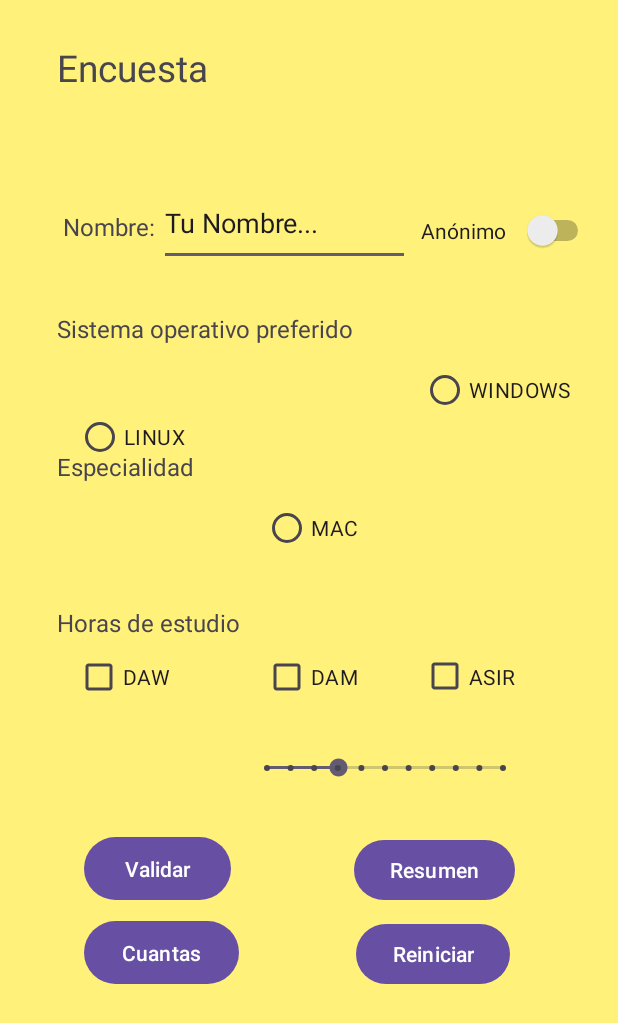
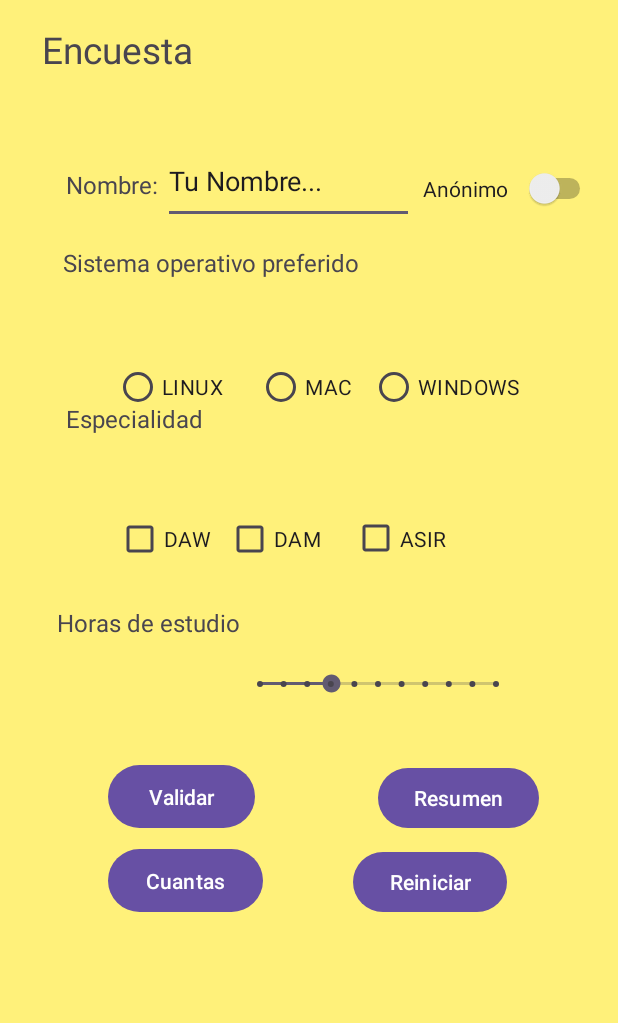
Before and after one commit to ricardoo08/REPO-PRO_MOVILES-23-24, an Android app: the layout activity_main.xml on its own in the app's theme, with its tools: preview values and no code run, on a phone screen of 412 x 824 dp. Shown: the top 1023 px of the screen. Run offline under Robolectric (Android 15) with nearby library versions, the phone set to English and light mode, and no system bars.

Commit message:
Xml hecho

```diff
--- /dev/null
+++ b/Encuesta_RGB/app/src/main/java/com/example/encuesta_rgb/Encuesta.kt
@@ -0,0 +1,17 @@
+package com.example.encuesta_rgb
+enum class sisOper{
+    LINUX,MICORSOFT,MAC
+}
+enum class espe{
+    DAW,DAM,ASIR
+}
+class Encuesta (
+    val nombre: String,
+    val sistemaOperativo: sisOper,
+    val especialidad: espe,
+    val horasEstudio: Int
+)    {
+        override fun toString(): String {
+            return "Nombre: $nombre\nSistema Operativo: $sistemaOperativo\nEspecialidad: $especialidad\nHoras de Estudio: $horasEstudio"
+        }
+    }
--- a/Encuesta_RGB/app/src/main/res/layout/activity_main.xml
+++ b/Encuesta_RGB/app/src/main/res/layout/activity_main.xml
@@ -8,12 +8,12 @@
     tools:context=".MainActivity">
 
     <Button
-        android:id="@+id/btnVal"
-        android:layout_width="98dp"
-        android:layout_height="50dp"
-        android:layout_marginStart="56dp"
-        android:layout_marginBottom="220dp"
-        android:text="Validar"
+        android:id="@+id/btnRes"
+        android:layout_width="wrap_content"
+        android:layout_height="wrap_content"
+        android:layout_marginStart="252dp"
+        android:layout_marginBottom="268dp"
+        android:text="Resumen"
         app:layout_constraintBottom_toBottomOf="parent"
         app:layout_constraintStart_toStartOf="parent" />
 
@@ -21,30 +21,30 @@
         android:id="@+id/btnReiniciar"
         android:layout_width="wrap_content"
         android:layout_height="wrap_content"
-        android:layout_marginBottom="164dp"
+        android:layout_marginBottom="212dp"
         android:text="Reiniciar"
         app:layout_constraintBottom_toBottomOf="parent"
         app:layout_constraintEnd_toEndOf="parent"
-        app:layout_constraintHorizontal_bias="0.768"
+        app:layout_constraintHorizontal_bias="0.761"
+        app:layout_constraintStart_toStartOf="parent" />
+
+    <Button
+        android:id="@+id/btnVal"
+        android:layout_width="98dp"
+        android:layout_height="50dp"
+        android:layout_marginStart="72dp"
+        android:layout_marginBottom="268dp"
+        android:text="Validar"
+        app:layout_constraintBottom_toBottomOf="parent"
         app:layout_constraintStart_toStartOf="parent" />
 
     <Button
         android:id="@+id/btnCuantas"
         android:layout_width="103dp"
         android:layout_height="50dp"
-        android:layout_marginStart="56dp"
-        android:layout_marginBottom="164dp"
+        android:layout_marginStart="72dp"
+        android:layout_marginBottom="212dp"
         android:text="Cuantas"
-        app:layout_constraintBottom_toBottomOf="parent"
-        app:layout_constraintStart_toStartOf="parent" />
-
-    <Button
-        android:id="@+id/btnRes"
-        android:layout_width="wrap_content"
-        android:layout_height="wrap_content"
-        android:layout_marginStart="236dp"
-        android:layout_marginBottom="220dp"
-        android:text="Resumen"
         app:layout_constraintBottom_toBottomOf="parent"
         app:layout_constraintStart_toStartOf="parent" />
 
@@ -72,23 +72,11 @@
         android:id="@+id/txtEnc"
         android:layout_width="103dp"
         android:layout_height="45dp"
-        android:layout_marginTop="28dp"
+        android:layout_marginTop="16dp"
         android:text="Encuesta"
         app:autoSizeTextType="uniform"
         app:layout_constraintEnd_toEndOf="parent"
-        app:layout_constraintHorizontal_bias="0.123"
-        app:layout_constraintStart_toStartOf="parent"
-        app:layout_constraintTop_toTopOf="parent" />
-
-    <TextView
-        android:id="@+id/pedNom"
-        android:layout_width="64dp"
-        android:layout_height="22dp"
-        android:layout_marginTop="140dp"
-        android:text="Nombre:"
-        app:autoSizeTextType="uniform"
-        app:layout_constraintEnd_toEndOf="parent"
-        app:layout_constraintHorizontal_bias="0.12"
+        app:layout_constraintHorizontal_bias="0.09"
         app:layout_constraintStart_toStartOf="parent"
         app:layout_constraintTop_toTopOf="parent" />
 
@@ -96,11 +84,11 @@
         android:id="@+id/pedSop"
         android:layout_width="199dp"
         android:layout_height="26dp"
-        android:layout_marginTop="208dp"
+        android:layout_marginTop="164dp"
         android:text="Sistema operativo preferido"
         app:autoSizeTextType="uniform"
         app:layout_constraintEnd_toEndOf="parent"
-        app:layout_constraintHorizontal_bias="0.178"
+        app:layout_constraintHorizontal_bias="0.199"
         app:layout_constraintStart_toStartOf="parent"
         app:layout_constraintTop_toTopOf="parent" />
 
@@ -108,53 +96,20 @@
         android:id="@+id/pedEsp"
         android:layout_width="92dp"
         android:layout_height="30dp"
-        android:layout_marginTop="300dp"
+        android:layout_marginTop="268dp"
         android:text="Especialidad"
         app:autoSizeTextType="uniform"
         app:layout_constraintEnd_toEndOf="parent"
-        app:layout_constraintHorizontal_bias="0.119"
+        app:layout_constraintHorizontal_bias="0.137"
         app:layout_constraintStart_toStartOf="parent"
         app:layout_constraintTop_toTopOf="parent" />
-
-    <CheckBox
-        android:id="@+id/cuaDaw"
-        android:layout_width="73dp"
-        android:layout_height="49dp"
-        android:layout_marginBottom="348dp"
-        android:text="DAW"
-        app:layout_constraintBottom_toBottomOf="parent"
-        app:layout_constraintEnd_toEndOf="parent"
-        app:layout_constraintHorizontal_bias="0.147"
-        app:layout_constraintStart_toStartOf="parent" />
-
-    <CheckBox
-        android:id="@+id/cuaAsi"
-        android:layout_width="84dp"
-        android:layout_height="50dp"
-        android:layout_marginBottom="348dp"
-        android:text="ASIR"
-        app:layout_constraintBottom_toBottomOf="parent"
-        app:layout_constraintEnd_toEndOf="parent"
-        app:layout_constraintHorizontal_bias="0.856"
-        app:layout_constraintStart_toStartOf="parent" />
-
-    <CheckBox
-        android:id="@+id/cuaDam"
-        android:layout_width="84dp"
-        android:layout_height="49dp"
-        android:layout_marginBottom="348dp"
-        android:text="DAM"
-        app:layout_constraintBottom_toBottomOf="parent"
-        app:layout_constraintEnd_toEndOf="parent"
-        app:layout_constraintHorizontal_bias="0.535"
-        app:layout_constraintStart_toStartOf="parent" />
 
     <Space
         android:layout_width="0dp"
         android:layout_height="0dp"
-        android:layout_marginTop="104dp"
+        android:layout_marginTop="72dp"
         app:layout_constraintEnd_toEndOf="parent"
-        app:layout_constraintHorizontal_bias="0.0"
+        app:layout_constraintHorizontal_bias="1.0"
         app:layout_constraintStart_toStartOf="parent"
         app:layout_constraintTop_toTopOf="parent" />
 
@@ -162,7 +117,7 @@
         android:id="@+id/space3"
         android:layout_width="0dp"
         android:layout_height="0dp"
-        android:layout_marginTop="200dp"
+        android:layout_marginTop="164dp"
         app:layout_constraintEnd_toEndOf="parent"
         app:layout_constraintHorizontal_bias="0.0"
         app:layout_constraintStart_toStartOf="parent"
@@ -171,9 +126,32 @@
     <Space
         android:layout_width="0dp"
         android:layout_height="0dp"
-        android:layout_marginTop="296dp"
+        android:layout_marginTop="268dp"
         app:layout_constraintEnd_toEndOf="parent"
-        app:layout_constraintHorizontal_bias="0.0"
+        app:layout_constraintHorizontal_bias="1.0"
+        app:layout_constraintStart_toStartOf="parent"
+        app:layout_constraintTop_toTopOf="parent" />
+
+    <Switch
+        android:id="@+id/swAnonimo"
+        android:layout_width="115dp"
+        android:layout_height="67dp"
+        android:layout_marginTop="92dp"
+        android:text="Anónimo"
+        app:layout_constraintEnd_toEndOf="parent"
+        app:layout_constraintHorizontal_bias="0.95"
+        app:layout_constraintStart_toStartOf="parent"
+        app:layout_constraintTop_toTopOf="parent" />
+
+    <TextView
+        android:id="@+id/pedNom"
+        android:layout_width="64dp"
+        android:layout_height="22dp"
+        android:layout_marginTop="112dp"
+        android:text="Nombre:"
+        app:autoSizeTextType="uniform"
+        app:layout_constraintEnd_toEndOf="parent"
+        app:layout_constraintHorizontal_bias="0.126"
         app:layout_constraintStart_toStartOf="parent"
         app:layout_constraintTop_toTopOf="parent" />
 
@@ -181,56 +159,12 @@
         android:id="@+id/txtNom"
         android:layout_width="167dp"
         android:layout_height="57dp"
-        android:layout_marginTop="120dp"
+        android:layout_marginTop="92dp"
         android:ems="10"
         android:inputType="text"
         android:text="Tu Nombre..."
         app:layout_constraintEnd_toEndOf="parent"
-        app:layout_constraintHorizontal_bias="0.434"
-        app:layout_constraintStart_toStartOf="parent"
-        app:layout_constraintTop_toTopOf="parent" />
-
-    <Switch
-        android:id="@+id/swAnonimo"
-        android:layout_width="115dp"
-        android:layout_height="67dp"
-        android:layout_marginTop="120dp"
-        android:text="Anónimo"
-        app:layout_constraintEnd_toEndOf="parent"
-        app:layout_constraintHorizontal_bias="0.945"
-        app:layout_constraintStart_toStartOf="parent"
-        app:layout_constraintTop_toTopOf="parent" />
-
-    <RadioButton
-        android:id="@+id/cirLin"
-        android:layout_width="93dp"
-        android:layout_height="49dp"
-        android:layout_marginEnd="268dp"
-        android:text="LINUX"
-        app:layout_constraintBottom_toBottomOf="parent"
-        app:layout_constraintEnd_toEndOf="parent"
-        app:layout_constraintTop_toTopOf="parent"
-        app:layout_constraintVertical_bias="0.344" />
-
-    <RadioButton
-        android:id="@+id/cirMac"
-        android:layout_width="82dp"
-        android:layout_height="48dp"
-        android:layout_marginBottom="448dp"
-        android:text="MAC"
-        app:layout_constraintBottom_toBottomOf="parent"
-        app:layout_constraintEnd_toEndOf="parent"
-        app:layout_constraintHorizontal_bias="0.531"
-        app:layout_constraintStart_toStartOf="parent" />
-
-    <RadioButton
-        android:id="@+id/cirWin"
-        android:layout_width="106dp"
-        android:layout_height="48dp"
-        android:layout_marginTop="236dp"
-        android:text="WINDOWS"
-        app:layout_constraintEnd_toEndOf="parent"
-        app:layout_constraintHorizontal_bias="0.918"
+        app:layout_constraintHorizontal_bias="0.444"
         app:layout_constraintStart_toStartOf="parent"
         app:layout_constraintTop_toTopOf="parent" />
 
@@ -239,12 +173,12 @@
         style="@style/Widget.AppCompat.SeekBar.Discrete"
         android:layout_width="189dp"
         android:layout_height="64dp"
-        android:layout_marginBottom="280dp"
+        android:layout_marginBottom="336dp"
         android:max="10"
         android:progress="3"
         app:layout_constraintBottom_toBottomOf="parent"
         app:layout_constraintEnd_toEndOf="parent"
-        app:layout_constraintHorizontal_bias="0.729"
+        app:layout_constraintHorizontal_bias="0.707"
         app:layout_constraintStart_toStartOf="parent" />
 
     <TextView
@@ -263,19 +197,86 @@
         android:id="@+id/txtBar"
         android:layout_width="32dp"
         android:layout_height="26dp"
-        android:layout_marginEnd="40dp"
-        android:layout_marginBottom="296dp"
+        android:layout_marginEnd="56dp"
+        android:layout_marginBottom="356dp"
         app:layout_constraintBottom_toBottomOf="parent"
         app:layout_constraintEnd_toEndOf="parent" />
 
     <TextView
         android:id="@+id/cajaNombres"
-        android:layout_width="385dp"
-        android:layout_height="150dp"
+        android:layout_width="394dp"
+        android:layout_height="200dp"
         android:layout_marginBottom="4dp"
         app:layout_constraintBottom_toBottomOf="parent"
         app:layout_constraintEnd_toEndOf="parent"
-        app:layout_constraintHorizontal_bias="0.615"
+        app:layout_constraintHorizontal_bias="0.609"
         app:layout_constraintStart_toStartOf="parent" />
 
+    <RadioGroup
+        android:layout_width="253dp"
+        android:layout_height="58dp"
+        android:layout_marginBottom="432dp"
+        android:orientation="horizontal"
+        app:layout_constraintBottom_toBottomOf="parent"
+        app:layout_constraintEnd_toEndOf="parent"
+        app:layout_constraintHorizontal_bias="0.489"
+        app:layout_constraintStart_toStartOf="parent"
+        tools:ignore="ExtraText">
+        tools:layout_editor_absoluteX="4dp"
+        tools:layout_editor_absoluteY="276dp">
+
+        <CheckBox
+            android:id="@+id/cuaDaw"
+            android:layout_width="73dp"
+            android:layout_height="49dp"
+            android:layout_marginBottom="708dp"
+            android:text="DAW" />
+
+        <CheckBox
+            android:id="@+id/cuaDam"
+            android:layout_width="84dp"
+            android:layout_height="49dp"
+            android:layout_marginBottom="704dp"
+            android:text="DAM" />
+
+        <CheckBox
+            android:id="@+id/cuaAsi"
+            android:layout_width="84dp"
+            android:layout_height="50dp"
+            android:layout_marginBottom="704dp"
+            android:text="ASIR" />
+    </RadioGroup>
+
+    <RadioGroup
+        android:layout_width="274dp"
+        android:layout_height="54dp"
+        android:layout_marginBottom="536dp"
+        android:orientation="horizontal"
+        app:layout_constraintBottom_toBottomOf="parent"
+        app:layout_constraintEnd_toEndOf="parent"
+        app:layout_constraintHorizontal_bias="0.551"
+        app:layout_constraintStart_toStartOf="parent">
+
+        <RadioButton
+            android:id="@+id/cirLin"
+            android:layout_width="95dp"
+            android:layout_height="wrap_content"
+            android:text="LINUX"
+            tools:ignore="MissingConstraints" />
+
+        <RadioButton
+            android:id="@+id/cirMac"
+            android:layout_width="75dp"
+            android:layout_height="wrap_content"
+            android:text="MAC"
+            tools:ignore="MissingConstraints" />
+
+        <RadioButton
+            android:id="@+id/cirWin"
+            android:layout_width="116dp"
+            android:layout_height="wrap_content"
+            android:text="WINDOWS"
+            tools:ignore="MissingConstraints" />
+    </RadioGroup>
+
 </androidx.constraintlayout.widget.ConstraintLayout>
```
